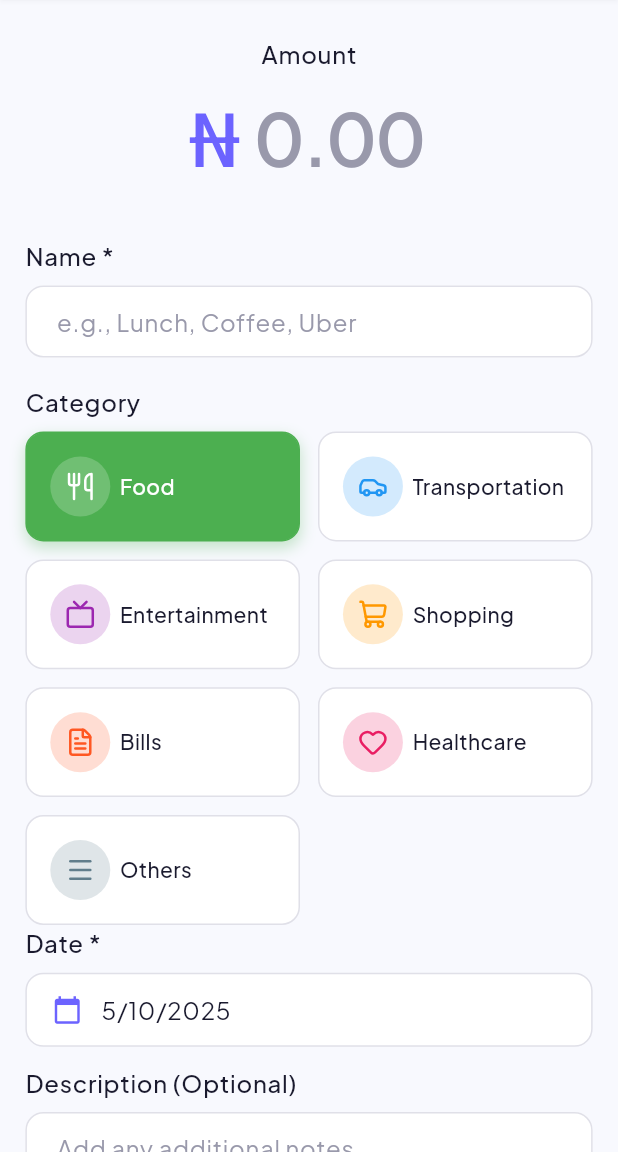
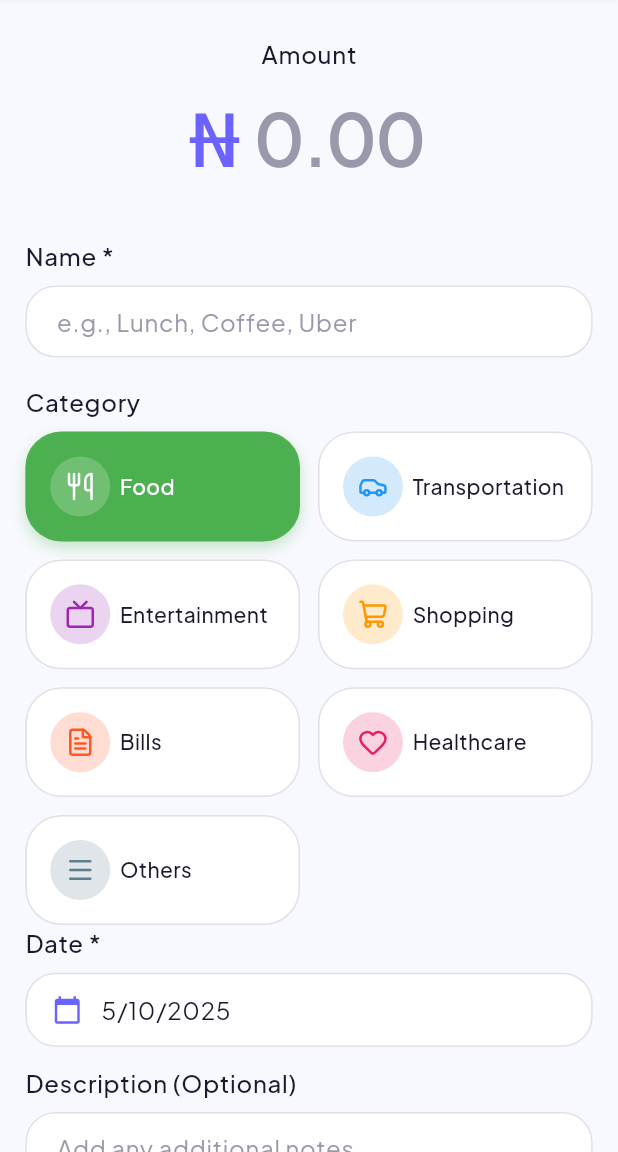
Before and after one commit to aderemi-alo/pocketly, a Flutter app: the screen it shows after launch, after a tap on an icon or button, on a phone screen of 412 x 824 dp, the part 84-1236 px from its top. Run offline on Flutter 3.47's test engine with Material 3 defaults, Android fonts, the phone set to English and light mode, and no system bars; our stand-ins replace flutter_riverpod, go_router, lucide_icons_flutter.

Commit message:
Update UI components in AddEditExpenseScreen and LightTheme
- Increased border radius for input fields and buttons in AddEditExpenseScreen for a more modern look.
- Adjusted border radius in LightTheme for consistent styling across UI elements.
- Enabled resizeToAvoidBottomInset in AddEditExpenseScreen to improve layout responsiveness.

```diff
--- a/lib/core/theme/light_theme.dart
+++ b/lib/core/theme/light_theme.dart
@@ -118,23 +118,23 @@ class AppTheme {
         filled: true,
         fillColor: AppColors.surface,
         border: OutlineInputBorder(
-          borderRadius: BorderRadius.circular(12),
+          borderRadius: BorderRadius.circular(20),
           borderSide: const BorderSide(color: AppColors.outline),
         ),
         enabledBorder: OutlineInputBorder(
-          borderRadius: BorderRadius.circular(12),
+          borderRadius: BorderRadius.circular(20),
           borderSide: const BorderSide(color: AppColors.outline),
         ),
         focusedBorder: OutlineInputBorder(
-          borderRadius: BorderRadius.circular(12),
+          borderRadius: BorderRadius.circular(20),
           borderSide: const BorderSide(color: AppColors.primary, width: 2),
         ),
         errorBorder: OutlineInputBorder(
-          borderRadius: BorderRadius.circular(12),
+          borderRadius: BorderRadius.circular(20),
           borderSide: const BorderSide(color: AppColors.error),
         ),
         focusedErrorBorder: OutlineInputBorder(
-          borderRadius: BorderRadius.circular(12),
+          borderRadius: BorderRadius.circular(20),
           borderSide: const BorderSide(color: AppColors.error, width: 2),
         ),
         contentPadding: const EdgeInsets.symmetric(
--- a/lib/features/expenses/presentation/views/add_edit_expense_view.dart
+++ b/lib/features/expenses/presentation/views/add_edit_expense_view.dart
@@ -120,6 +120,7 @@ class _AddEditExpenseScreenState extends ConsumerState<AddEditExpenseScreen> {
     final categories = ref.watch(categoriesProvider);
     final theme = Theme.of(context);
     return Scaffold(
+      resizeToAvoidBottomInset: true,
       backgroundColor: AppColors.background,
       appBar: AppBar(
         backgroundColor: AppColors.surface,
@@ -202,7 +203,10 @@ class _AddEditExpenseScreenState extends ConsumerState<AddEditExpenseScreen> {
                                 if (value == null || value.isEmpty) {
                                   return 'Required';
                                 }
-                                if (double.tryParse(value) == null) {
+                                if (double.tryParse(
+                                      value.replaceAll(',', ''),
+                                    ) ==
+                                    null) {
                                   return 'Invalid';
                                 }
                                 return null;
@@ -281,14 +285,14 @@ class _AddEditExpenseScreenState extends ConsumerState<AddEditExpenseScreen> {
                         _selectedCategory = entry;
                       });
                     },
-                    borderRadius: BorderRadius.circular(12),
+                    borderRadius: BorderRadius.circular(24),
                     child: Container(
                       padding: context.all(16),
                       decoration: BoxDecoration(
                         color: isSelected
                             ? _selectedCategory.color
                             : Colors.white,
-                        borderRadius: BorderRadius.circular(12),
+                        borderRadius: BorderRadius.circular(24),
                         border: Border.all(
                           color: isSelected
                               ? _selectedCategory.color
@@ -359,7 +363,7 @@ class _AddEditExpenseScreenState extends ConsumerState<AddEditExpenseScreen> {
                   padding: context.symmetric(horizontal: 16, vertical: 12),
                   decoration: BoxDecoration(
                     color: Colors.white,
-                    borderRadius: BorderRadius.circular(12),
+                    borderRadius: BorderRadius.circular(20),
                     border: Border.all(color: AppColors.outline),
                   ),
                   child: Row(
@@ -416,7 +420,7 @@ class _AddEditExpenseScreenState extends ConsumerState<AddEditExpenseScreen> {
                   style: ElevatedButton.styleFrom(
                     padding: context.symmetric(vertical: 16),
                     shape: RoundedRectangleBorder(
-                      borderRadius: BorderRadius.circular(12),
+                      borderRadius: BorderRadius.circular(24),
                     ),
                     elevation: 4,
                     shadowColor: AppColors.primary.withValues(alpha: 0.3),
```
